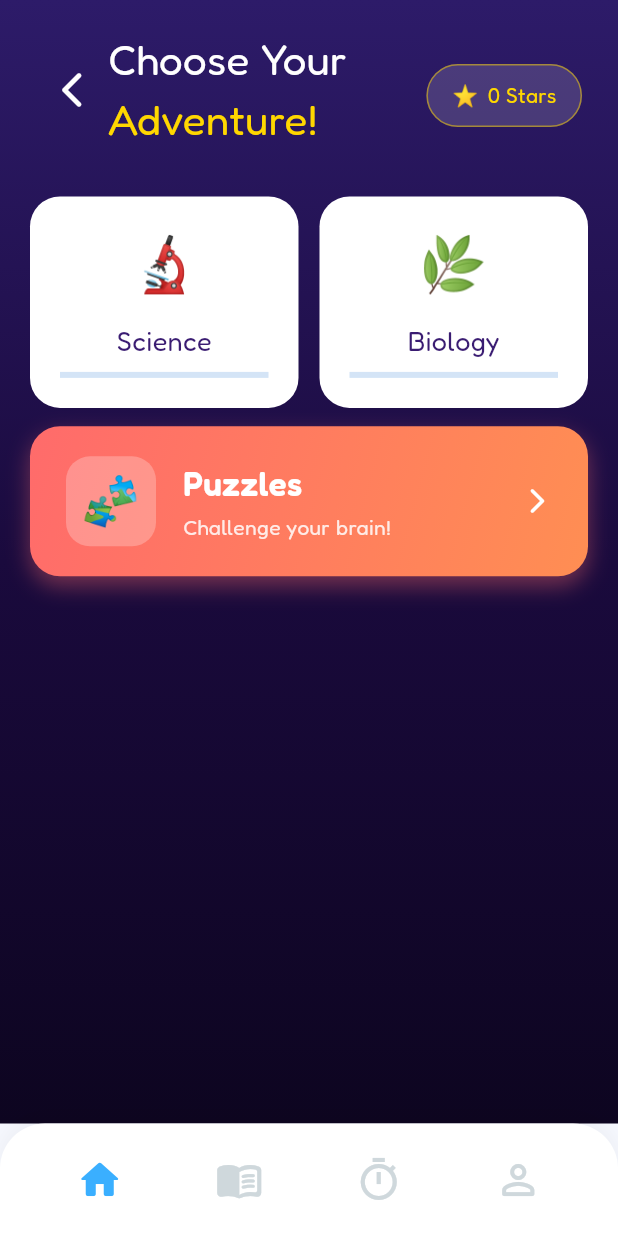
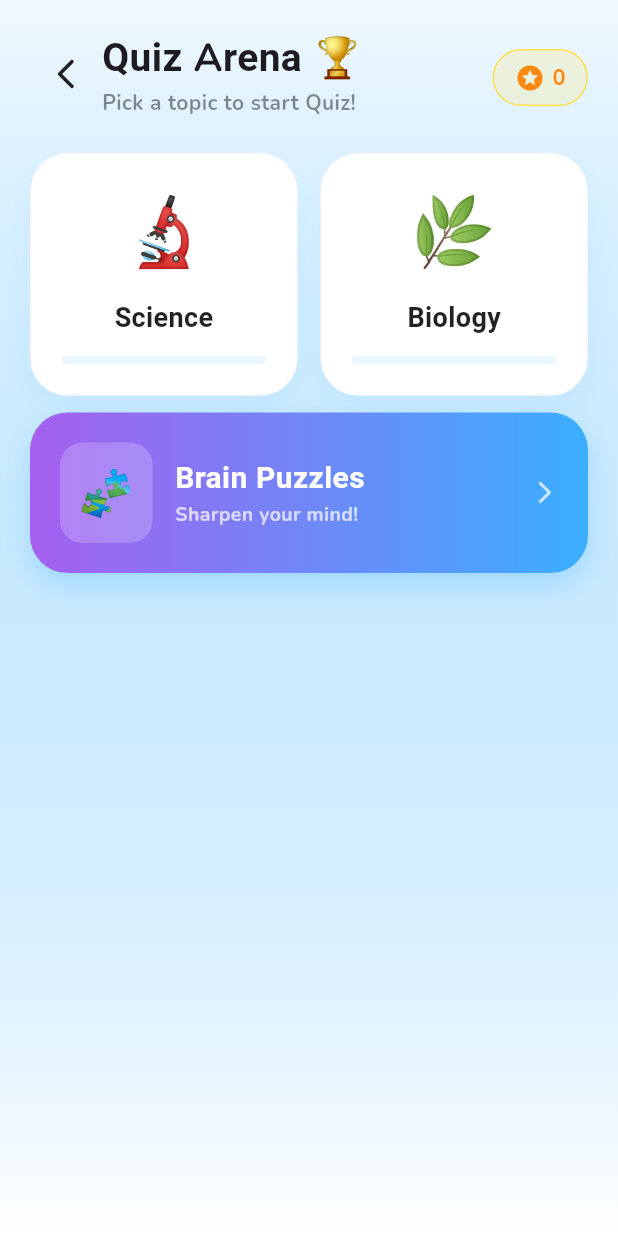
Before and after one commit to darkfighterk/Little_Minds_App, a Flutter app: the HomePage screen opened directly with empty values, after a tap on "Quiz Arena", on a phone screen of 412 x 824 dp. Run offline on Flutter 3.47's test engine with Material 3 defaults, Android fonts, the phone set to English and light mode, and no system bars; our stand-ins replace google_fonts, image_picker, material_symbols_icons, share_plus, shared_preferences; missing offline and left inert: google_mlkit_text_recognition; accounts and stored records are empty; network calls fail.

Commit message:
style: updated quiz arena, library and auth ui

```diff
--- a/mind_app/lib/views/home_view.dart
+++ b/mind_app/lib/views/home_view.dart
@@ -1,5 +1,3 @@
-// lib/views/home_view.dart
-
 import 'dart:math';
 import 'package:flutter/material.dart';
 import 'package:google_fonts/google_fonts.dart';
@@ -7,10 +5,14 @@
 import '../models/game_model.dart';
 import '../services/game_service.dart';
 import '../services/admin_service.dart';
+import 'quiz_view.dart';
 import 'level_map_view.dart';
-import 'bottom_nav_bar.dart';
-import 'chat_screen.dart';
 import 'puzzles_list_view.dart';
+
+const Color mainBlue = Color(0xFF3AAFFF);
+const Color secondaryPurple = Color(0xFFA55FEF);
+const Color accentOrange = Color(0xFFFF8811);
+const Color sunnyYellow = Color(0xFFFDDF50);
 
 class HomeView extends StatefulWidget {
   final User user;
@@ -23,32 +25,24 @@
 class _HomeViewState extends State<HomeView> with TickerProviderStateMixin {
   final GameService _gameService = GameService();
   final AdminService _adminService = AdminService();
-
   List<Subject> _adminSubjects = [];
   late AnimationController _floatController;
 
   final Map<String, double> _progress = {};
   final Map<String, int> _stars = {};
-  final Map<String, int> _totalLevelCounts = {};
 
   @override
   void initState() {
     super.initState();
-    _floatController = AnimationController(
-      vsync: this,
-      duration: const Duration(seconds: 3),
-    )..repeat(reverse: true);
-
-    for (final s in GameData.subjects) {
-      _totalLevelCounts[s.id] = s.levels.length;
-    }
+    _floatController =
+        AnimationController(vsync: this, duration: const Duration(seconds: 3))
+          ..repeat(reverse: true);
     _loadAdminSubjects();
   }
 
   Future<void> _loadAdminSubjects() async {
     final data = await _adminService.getSubjects();
     final builtInIds = GameData.subjects.map((s) => s.id).toSet();
-
     final newSubjects = data
         .where((s) => !builtInIds.contains(s['id'] as String))
         .map((s) => Subject(
@@ -56,8 +50,8 @@
               name: s['name'] as String,
               emoji: s['emoji'] as String? ?? '📚',
               gradientColors: [
-                s['gradient_start'] as String? ?? '#4FC3F7',
-                s['gradient_end'] as String? ?? '#0288D1',
+                s['gradient_start'] as String? ?? '#3AAFFF',
+                s['gradient_end'] as String? ?? '#A55FEF'
               ],
               levels: const [],
             ))
@@ -65,12 +59,6 @@
 
     if (!mounted) return;
     setState(() => _adminSubjects = newSubjects);
-
-    for (final subject in newSubjects) {
-      final levels = await _adminService.getLevels(subject.id);
-      if (!mounted) return;
-      setState(() => _totalLevelCounts[subject.id] = levels.length);
-    }
     await _loadProgress();
   }
 
@@ -78,16 +66,142 @@
     final allSubjects = [...GameData.subjects, ..._adminSubjects];
     for (final subject in allSubjects) {
       final result = await _gameService.fetchProgress(subject.id);
-      final totalLevels =
-          _totalLevelCounts[subject.id] ?? subject.levels.length;
-      final progressRatio =
-          totalLevels == 0 ? 0.0 : result.completedLevels.length / totalLevels;
       if (!mounted) return;
       setState(() {
-        _progress[subject.id] = progressRatio.clamp(0.0, 1.0);
+        final totalLevels = subject.levels.length;
+        _progress[subject.id] = totalLevels == 0
+            ? 0.0
+            : (result.completedLevels.length / totalLevels).clamp(0.0, 1.0);
         _stars[subject.id] = result.stars;
       });
     }
+  }
+
+  void _startQuiz(Subject subject) async {
+    if (subject.levels.isNotEmpty) {
+      await Navigator.push(
+        context,
+        MaterialPageRoute(
+          builder: (_) => QuizView(
+            subject: subject,
+            level: subject.levels[0],
+            user: widget.user,
+          ),
+        ),
+      );
+      if (mounted) _loadProgress();
+    } else {
+      // For admin subjects without predefined levels, go to level map
+      await Navigator.push(
+          context,
+          MaterialPageRoute(
+              builder: (_) =>
+                  LevelMapView(subject: subject, user: widget.user)));
+      if (mounted) _loadProgress();
+    }
+  }
+
+  @override
+  Widget build(BuildContext context) {
+    final totalStars = _stars.values.fold(0, (a, b) => a + b);
+    return Scaffold(
+      backgroundColor: Colors.white,
+      body: Container(
+        decoration: BoxDecoration(
+            gradient: LinearGradient(
+                begin: Alignment.topCenter,
+                end: Alignment.bottomCenter,
+                colors: [mainBlue.withOpacity(0.08), Colors.white])),
+        child: SafeArea(
+          child: Column(children: [
+            _buildHeader(totalStars),
+            Expanded(child: _buildSubjectGrid()),
+          ]),
+        ),
+      ),
+    );
+  }
+
+  Widget _buildHeader(int stars) {
+    return Padding(
+      padding: const EdgeInsets.all(20),
+      child: Row(children: [
+        IconButton(
+            onPressed: () => Navigator.pop(context),
+            icon: const Icon(Icons.arrow_back_ios_new_rounded,
+                color: Colors.black87)),
+        Expanded(
+            child:
+                Column(crossAxisAlignment: CrossAxisAlignment.start, children: [
+          const Text('Quiz Arena 🏆',
+              style: TextStyle(
+                  fontFamily: 'Recoleta',
+                  fontSize: 26,
+                  fontWeight: FontWeight.bold)),
+          Text('Pick a topic to start Quiz!',
+              style: GoogleFonts.nunito(
+                  color: Colors.black45, fontWeight: FontWeight.w700)),
+        ])),
+        _buildStarBadge(stars),
+      ]),
+    );
+  }
+
+  Widget _buildStarBadge(int stars) {
+    return AnimatedBuilder(
+      animation: _floatController,
+      builder: (_, child) => Transform.translate(
+          offset: Offset(0, sin(_floatController.value * pi) * 3),
+          child: child),
+      child: Container(
+        padding: const EdgeInsets.symmetric(horizontal: 14, vertical: 8),
+        decoration: BoxDecoration(
+            color: sunnyYellow.withOpacity(0.2),
+            borderRadius: BorderRadius.circular(20),
+            border: Border.all(color: sunnyYellow)),
+        child: Row(children: [
+          const Icon(Icons.stars_rounded, color: accentOrange, size: 20),
+          const SizedBox(width: 5),
+          Text('$stars',
+              style: const TextStyle(
+                  color: accentOrange, fontWeight: FontWeight.bold)),
+        ]),
+      ),
+    );
+  }
+
+  Widget _buildSubjectGrid() {
+    return RefreshIndicator(
+      onRefresh: _loadAdminSubjects,
+      color: mainBlue,
+      child: ListView(
+        padding: const EdgeInsets.symmetric(horizontal: 20),
+        children: [
+          Row(children: [
+            Expanded(
+                child: _SubjectCard(
+                    subject: GameData.subjects[0],
+                    progress: _progress[GameData.subjects[0].id] ?? 0,
+                    floatController: _floatController,
+                    onTap: () => _startQuiz(GameData.subjects[0]))),
+            const SizedBox(width: 15),
+            Expanded(
+                child: _SubjectCard(
+                    subject: GameData.subjects[1],
+                    progress: _progress[GameData.subjects[1].id] ?? 0,
+                    floatController: _floatController,
+                    onTap: () => _startQuiz(GameData.subjects[1]))),
+          ]),
+          const SizedBox(height: 15),
+          _PuzzlesCard(
+              floatController: _floatController,
+              onTap: () => Navigator.push(
+                  context,
+                  MaterialPageRoute(
+                      builder: (_) => PuzzlesListView(user: widget.user)))),
+        ],
+      ),
+    );
   }
 
   @override
@@ -95,190 +209,18 @@
     _floatController.dispose();
     super.dispose();
   }
-
-  @override
-  Widget build(BuildContext context) {
-    return Scaffold(
-      body: _buildBody(),
-      bottomNavigationBar: const BottomNavBar(
-        primaryColor: Color(0xFFFFD700),
-        isDark: true,
-      ),
-    );
-  }
-
-  Widget _buildBody() {
-    return Container(
-      decoration: const BoxDecoration(
-        gradient: LinearGradient(
-          begin: Alignment.topCenter,
-          end: Alignment.bottomCenter,
-          colors: [
-            Color(0xFF2D1B69),
-            Color(0xFF1A0A3D),
-            Color(0xFF0D0520),
-          ],
-        ),
-      ),
-      child: SafeArea(
-        child: Column(
-          children: [
-            _buildHeader(),
-            Expanded(child: _buildSubjectGrid()),
-          ],
-        ),
-      ),
-    );
-  }
-
-  // ── Header ────────────────────────────────────────────────────────────────
-
-  Widget _buildHeader() {
-    final totalStars = _stars.values.fold(0, (a, b) => a + b);
-
-    return Padding(
-      padding: const EdgeInsets.fromLTRB(24, 20, 24, 8),
-      child: Column(
-        children: [
-          Row(
-            mainAxisAlignment: MainAxisAlignment.spaceBetween,
-            children: [
-              // Back button
-              IconButton(
-                icon: const Icon(Icons.arrow_back_ios_new_rounded,
-                    color: Colors.white, size: 28),
-                onPressed: () => Navigator.of(context).pop(),
-              ),
-
-              // Title
-              Expanded(
-                child: Column(
-                  crossAxisAlignment: CrossAxisAlignment.start,
-                  children: [
-                    Text(
-                      'Choose Your',
-                      style: GoogleFonts.fredoka(
-                        fontSize: 28,
-                        color: Colors.white,
-                      ),
-                    ),
-                    Text(
-                      'Adventure!',
-                      style: GoogleFonts.fredoka(
-                        fontSize: 28,
-                        color: const Color(0xFFFFD700),
-                      ),
-                    ),
-                  ],
-                ),
-              ),
-
-              // Stars badge
-              AnimatedBuilder(
-                animation: _floatController,
-                builder: (_, child) => Transform.translate(
-                  offset: Offset(0, sin(_floatController.value * pi) * 4),
-                  child: child,
-                ),
-                child: Container(
-                  padding:
-                      const EdgeInsets.symmetric(horizontal: 16, vertical: 10),
-                  decoration: BoxDecoration(
-                    color: Colors.white.withOpacity(0.15),
-                    borderRadius: BorderRadius.circular(30),
-                    border: Border.all(
-                      color: const Color(0xFFFFD700).withOpacity(0.5),
-                    ),
-                  ),
-                  child: Row(
-                    children: [
-                      const Text('⭐'),
-                      const SizedBox(width: 6),
-                      Text(
-                        '$totalStars Stars',
-                        style: GoogleFonts.fredoka(
-                          color: const Color(0xFFFFD700),
-                        ),
-                      ),
-                    ],
-                  ),
-                ),
-              ),
-            ],
-          ),
-          const SizedBox(height: 16),
-        ],
-      ),
-    );
-  }
-
-  // ── Subject grid ──────────────────────────────────────────────────────────
-
-  Widget _buildSubjectGrid() {
-    return RefreshIndicator(
-      onRefresh: _loadAdminSubjects,
-      child: SingleChildScrollView(
-        physics: const AlwaysScrollableScrollPhysics(),
-        padding: const EdgeInsets.fromLTRB(20, 4, 20, 20),
-        child: Column(
-          children: [
-            Row(
-              children: [
-                Expanded(
-                  child: _SubjectCard(
-                    subject: GameData.subjects[0],
-                    progress: _progress[GameData.subjects[0].id] ?? 0,
-                    floatController: _floatController,
-                    onTap: () => _openSubject(GameData.subjects[0]),
-                  ),
-                ),
-                const SizedBox(width: 14),
-                Expanded(
-                  child: _SubjectCard(
-                    subject: GameData.subjects[1],
-                    progress: _progress[GameData.subjects[1].id] ?? 0,
-                    floatController: _floatController,
-                    onTap: () => _openSubject(GameData.subjects[1]),
-                  ),
-                ),
-              ],
-            ),
-            const SizedBox(height: 14),
-            _PuzzlesCard(
-              floatController: _floatController,
-              onTap: () => Navigator.push(
-                context,
-                MaterialPageRoute(
-                  builder: (_) => PuzzlesListView(user: widget.user),
-                ),
-              ),
-            ),
-          ],
-        ),
-      ),
-    );
-  }
-
-  void _openSubject(Subject subject) async {
-    await Navigator.push(
-      context,
-      MaterialPageRoute(
-        builder: (_) => LevelMapView(subject: subject, user: widget.user),
-      ),
-    );
-    if (mounted) await _loadProgress();
-  }
 }
 
-// ─────────────────────────────────────────────────────────────────────────────
-// Puzzles card
-// ─────────────────────────────────────────────────────────────────────────────
-
-class _PuzzlesCard extends StatelessWidget {
+class _SubjectCard extends StatelessWidget {
+  final Subject subject;
+  final double progress;
   final AnimationController floatController;
   final VoidCallback onTap;
-
-  const _PuzzlesCard({required this.floatController, required this.onTap});
+  const _SubjectCard(
+      {required this.subject,
+      required this.progress,
+      required this.floatController,
+      required this.onTap});
 
   @override
   Widget build(BuildContext context) {
@@ -287,123 +229,93 @@
       child: AnimatedBuilder(
         animation: floatController,
         builder: (_, child) => Transform.translate(
-          offset: Offset(0, sin((floatController.value + 0.5) * pi) * 3),
-          child: child,
-        ),
+            offset: Offset(0, sin((floatController.value + 0.2) * pi) * 4),
+            child: child),
         child: Container(
-          width: double.infinity,
-          padding: const EdgeInsets.symmetric(horizontal: 24, vertical: 20),
+          padding: const EdgeInsets.all(20),
           decoration: BoxDecoration(
-            gradient: const LinearGradient(
-              colors: [Color(0xFFFF6B6B), Color(0xFFFF8E53)],
-              begin: Alignment.topLeft,
-              end: Alignment.bottomRight,
-            ),
-            borderRadius: BorderRadius.circular(20),
+            color: Colors.white,
+            borderRadius: BorderRadius.circular(25),
             boxShadow: [
               BoxShadow(
-                color: const Color(0xFFFF6B6B).withOpacity(0.4),
-                blurRadius: 12,
-                offset: const Offset(0, 6),
-              ),
+                  color: mainBlue.withOpacity(0.08),
+                  blurRadius: 15,
+                  offset: const Offset(0, 8))
             ],
+            border: Border.all(color: Colors.black.withOpacity(0.03)),
           ),
-          child: Row(
-            children: [
-              Container(
-                width: 60,
-                height: 60,
-                decoration: BoxDecoration(
-                  color: Colors.white.withOpacity(0.25),
-                  borderRadius: BorderRadius.circular(16),
-                ),
-                child: const Center(
-                  child: Text('🧩', style: TextStyle(fontSize: 32)),
-                ),
-              ),
-              const SizedBox(width: 18),
-              Expanded(
-                child: Column(
-                  crossAxisAlignment: CrossAxisAlignment.start,
-                  children: [
-                    Text(
-                      'Puzzles',
-                      style: GoogleFonts.fredoka(
-                        fontSize: 22,
-                        color: Colors.white,
-                        fontWeight: FontWeight.w600,
-                      ),
-                    ),
-                    const SizedBox(height: 4),
-                    Text(
-                      'Challenge your brain!',
-                      style: GoogleFonts.fredoka(
-                        fontSize: 14,
-                        color: Colors.white.withOpacity(0.85),
-                      ),
-                    ),
-                  ],
-                ),
-              ),
-              const Icon(Icons.arrow_forward_ios_rounded,
-                  color: Colors.white, size: 20),
-            ],
-          ),
+          child: Column(children: [
+            Text(subject.emoji, style: const TextStyle(fontSize: 45)),
+            const SizedBox(height: 12),
+            Text(subject.name,
+                style: const TextStyle(
+                    fontFamily: 'Recoleta',
+                    fontSize: 18,
+                    fontWeight: FontWeight.bold,
+                    color: Colors.black87)),
+            const SizedBox(height: 12),
+            ClipRRect(
+                borderRadius: BorderRadius.circular(10),
+                child: LinearProgressIndicator(
+                    value: progress,
+                    minHeight: 6,
+                    backgroundColor: mainBlue.withOpacity(0.1),
+                    valueColor: const AlwaysStoppedAnimation(mainBlue))),
+          ]),
         ),
       ),
     );
   }
 }
 
-// ─────────────────────────────────────────────────────────────────────────────
-// Subject card
-// ─────────────────────────────────────────────────────────────────────────────
-
-class _SubjectCard extends StatelessWidget {
-  final Subject subject;
-  final double progress;
+class _PuzzlesCard extends StatelessWidget {
   final AnimationController floatController;
   final VoidCallback onTap;
-
-  const _SubjectCard({
-    required this.subject,
-    required this.progress,
-    required this.floatController,
-    required this.onTap,
-  });
+  const _PuzzlesCard({required this.floatController, required this.onTap});
 
   @override
   Widget build(BuildContext context) {
     return GestureDetector(
       onTap: onTap,
-      child: AnimatedBuilder(
-        animation: floatController,
-        builder: (_, child) => Transform.translate(
-          offset: Offset(0, sin((floatController.value + 0.2) * pi) * 3),
-          child: child,
+      child: Container(
+        padding: const EdgeInsets.all(20),
+        decoration: BoxDecoration(
+          gradient: const LinearGradient(colors: [secondaryPurple, mainBlue]),
+          borderRadius: BorderRadius.circular(25),
+          boxShadow: [
+            BoxShadow(
+                color: mainBlue.withOpacity(0.3),
+                blurRadius: 15,
+                offset: const Offset(0, 8))
+          ],
         ),
-        child: Container(
-          padding: const EdgeInsets.all(20),
-          decoration: BoxDecoration(
-            color: Colors.white,
-            borderRadius: BorderRadius.circular(20),
-          ),
-          child: Column(
-            children: [
-              Text(subject.emoji, style: const TextStyle(fontSize: 36)),
-              const SizedBox(height: 12),
-              Text(
-                subject.name,
-                style: GoogleFonts.fredoka(
-                  fontSize: 18,
-                  color: const Color(0xFF3A1C72),
-                ),
-              ),
-              const SizedBox(height: 8),
-              LinearProgressIndicator(value: progress),
-            ],
-          ),
-        ),
+        child: Row(children: [
+          Container(
+              padding: const EdgeInsets.all(12),
+              decoration: BoxDecoration(
+                  color: Colors.white.withOpacity(0.2),
+                  borderRadius: BorderRadius.circular(15)),
+              child: const Text('🧩', style: TextStyle(fontSize: 30))),
+          const SizedBox(width: 15),
+          Expanded(
+              child: Column(
+                  crossAxisAlignment: CrossAxisAlignment.start,
+                  children: [
+                const Text('Brain Puzzles',
+                    style: TextStyle(
+                        fontFamily: 'Recoleta',
+                        fontSize: 20,
+                        color: Colors.white,
+                        fontWeight: FontWeight.bold)),
+                Text('Sharpen your mind!',
+                    style: GoogleFonts.nunito(
+                        color: Colors.white70,
+                        fontWeight: FontWeight.bold,
+                        fontSize: 13)),
+              ])),
+          const Icon(Icons.arrow_forward_ios_rounded,
+              color: Colors.white70, size: 18),
+        ]),
       ),
     );
   }
--- a/mind_app/lib/views/main_home_view.dart
+++ b/mind_app/lib/views/main_home_view.dart
@@ -120,7 +120,7 @@
               Text(
                 'Little Minds',
                 style: const TextStyle(
-                  fontFamily: 'Recoleta', // 🔥 Recoleta Heading
+                  fontFamily: 'Recoleta',
                   fontSize: 22,
                   fontWeight: FontWeight.bold,
                   color: Colors.white,
```
